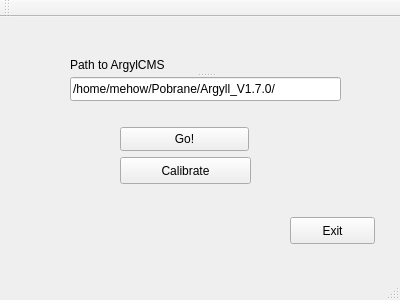
This is CRIv2/cri.ui in Mehow2122/CRI as Qt 5 draws it before an edit. The edited form follows.
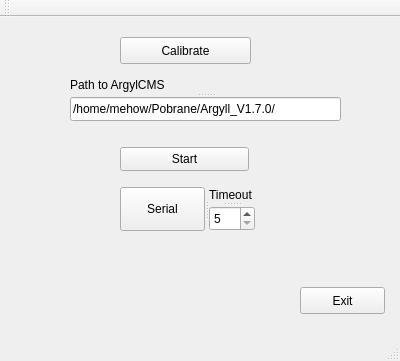
This is the edited form.

```diff
--- a/CRIv2/cri.ui
+++ b/CRIv2/cri.ui
@@ -7,7 +7,7 @@
     <x>0</x>
     <y>0</y>
     <width>400</width>
-    <height>300</height>
+    <height>361</height>
    </rect>
   </property>
   <property name="windowTitle">
@@ -18,20 +18,20 @@
     <property name="geometry">
      <rect>
       <x>120</x>
-      <y>110</y>
+      <y>130</y>
       <width>129</width>
       <height>24</height>
      </rect>
     </property>
     <property name="text">
-     <string>Go!</string>
+     <string>Start</string>
     </property>
    </widget>
    <widget class="QPushButton" name="Exit_Button">
     <property name="geometry">
      <rect>
-      <x>290</x>
-      <y>200</y>
+      <x>300</x>
+      <y>270</y>
       <width>85</width>
       <height>27</height>
      </rect>
@@ -44,7 +44,7 @@
     <property name="geometry">
      <rect>
       <x>120</x>
-      <y>140</y>
+      <y>20</y>
       <width>131</width>
       <height>27</height>
      </rect>
@@ -57,7 +57,7 @@
     <property name="geometry">
      <rect>
       <x>70</x>
-      <y>40</y>
+      <y>60</y>
       <width>271</width>
       <height>44</height>
      </rect>
@@ -76,16 +76,48 @@
      </property>
     </widget>
    </widget>
-  </widget>
-  <widget class="QMenuBar" name="menuBar">
-   <property name="geometry">
-    <rect>
-     <x>0</x>
-     <y>0</y>
-     <width>400</width>
-     <height>27</height>
-    </rect>
-   </property>
+   <widget class="QSplitter" name="splitter_3">
+    <property name="geometry">
+     <rect>
+      <x>120</x>
+      <y>170</y>
+      <width>135</width>
+      <height>44</height>
+     </rect>
+    </property>
+    <property name="orientation">
+     <enum>Qt::Horizontal</enum>
+    </property>
+    <widget class="QPushButton" name="Serial_Button">
+     <property name="text">
+      <string>Serial</string>
+     </property>
+    </widget>
+    <widget class="QSplitter" name="splitter_2">
+     <property name="orientation">
+      <enum>Qt::Vertical</enum>
+     </property>
+     <widget class="QLabel" name="label_2">
+      <property name="text">
+       <string>Timeout</string>
+      </property>
+     </widget>
+     <widget class="QSpinBox" name="spinBox">
+      <property name="minimum">
+       <number>5</number>
+      </property>
+      <property name="maximum">
+       <number>60</number>
+      </property>
+      <property name="singleStep">
+       <number>1</number>
+      </property>
+      <property name="displayIntegerBase">
+       <number>10</number>
+      </property>
+     </widget>
+    </widget>
+   </widget>
   </widget>
   <widget class="QToolBar" name="mainToolBar">
    <attribute name="toolBarArea">
```
Left out of the diff: 7 changed lines with no effect on the pictures.
